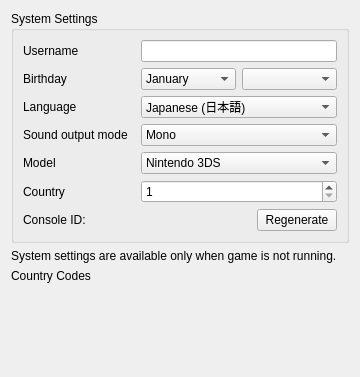
Above: src/citra_qt/configuration/configure_system.ui from grimtnt/citra before the change. Below: the same form after it.
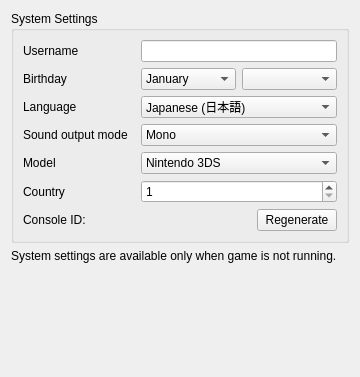
That is the form after the change.

Patch:
```diff
--- a/src/citra_qt/configuration/configure_system.ui
+++ b/src/citra_qt/configuration/configure_system.ui
@@ -314,13 +314,6 @@
        </property>
       </widget>
      </item>
-     <item>
-      <widget class="QLabel" name="link_country_codes">
-       <property name="text">
-        <string>Country Codes</string>
-       </property>
-      </widget>
-     </item>
      <item>
       <spacer name="verticalSpacer">
        <property name="orientation">
```
